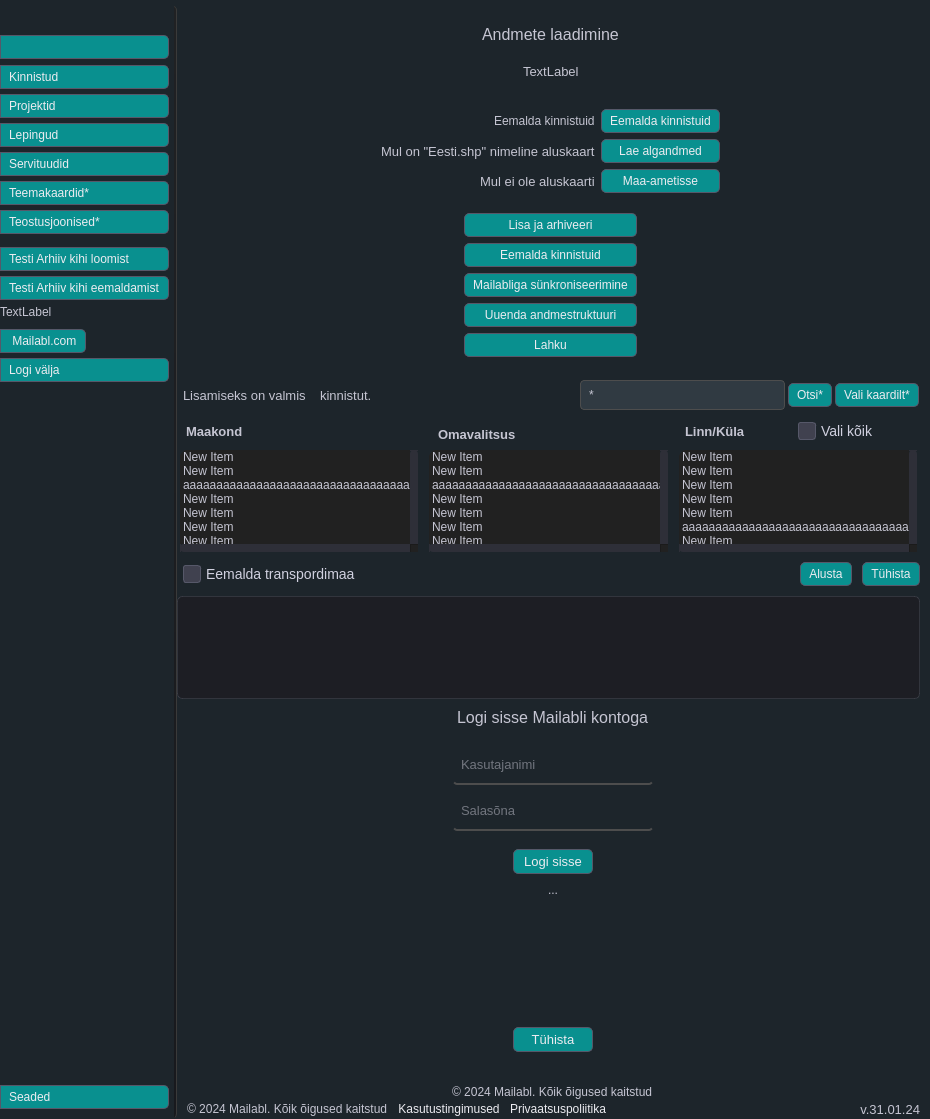
Old version of the form mailabl-qgis/Mailabl_dialog_base.ui in the repository TuloliKalver/mailabl-qgis.
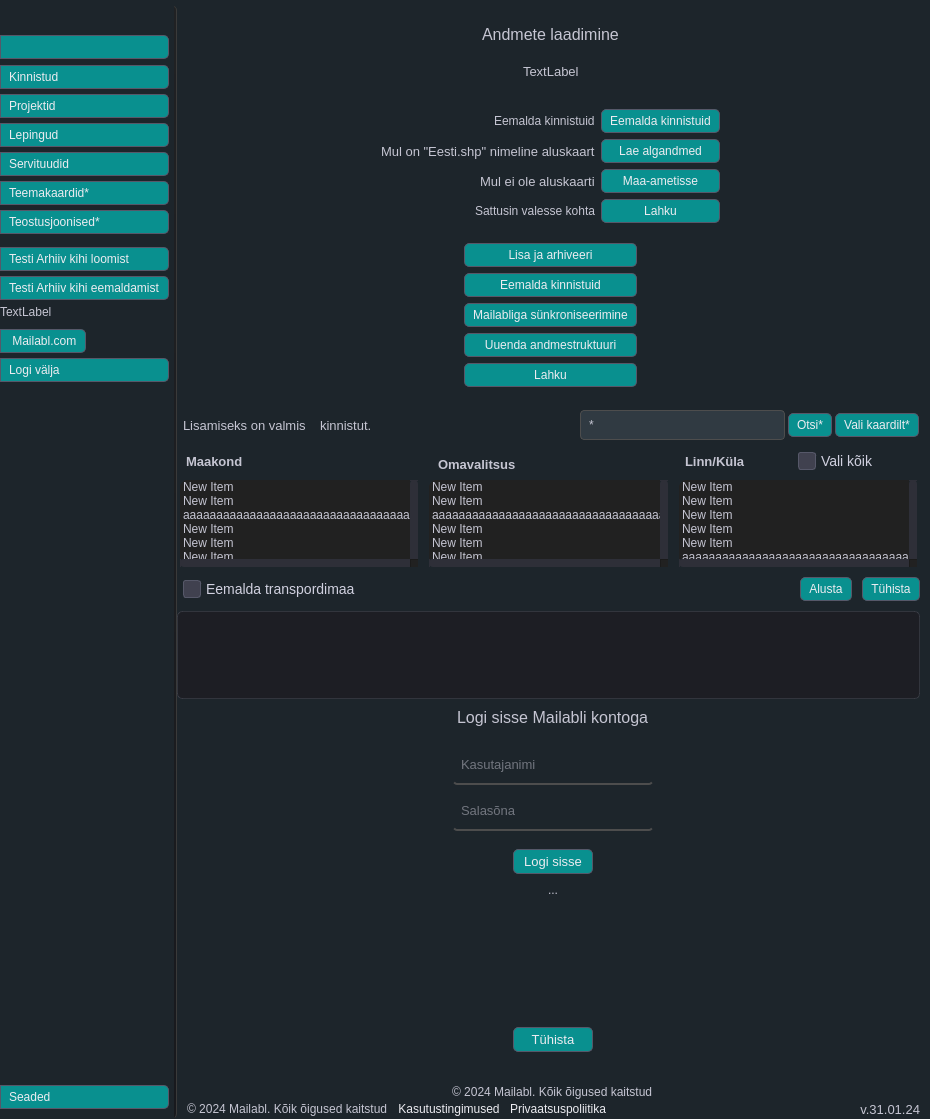
New version of the form. Icons and pictures are not drawn. Custom widgets are drawn as their Qt base class.

Diff of the .ui file:
```diff
--- a/mailabl-qgis/Mailabl_dialog_base.ui
+++ b/mailabl-qgis/Mailabl_dialog_base.ui
@@ -8243,6 +8243,13 @@
                               </property>
                              </widget>
                             </item>
+                            <item alignment="Qt::AlignRight">
+                             <widget class="QLabel" name="label_12">
+                              <property name="text">
+                               <string>Sattusin valesse kohta</string>
+                              </property>
+                             </widget>
+                            </item>
                            </layout>
                           </widget>
                          </item>
@@ -8330,6 +8337,17 @@
                               </property>
                              </widget>
                             </item>
+                            <item>
+                             <widget class="QPushButton" name="pbCancelBeforeEntering">
+                              <property name="text">
+                               <string>Lahku</string>
+                              </property>
+                              <property name="icon">
+                               <iconset>
+                                <normaloff>icons/Icons_hele/log-out.svg</normaloff>icons/Icons_hele/log-out.svg</iconset>
+                              </property>
+                             </widget>
+                            </item>
                            </layout>
                           </widget>
                          </item>
```
Left out of the diff: 2 changed lines with no effect on the pictures.
